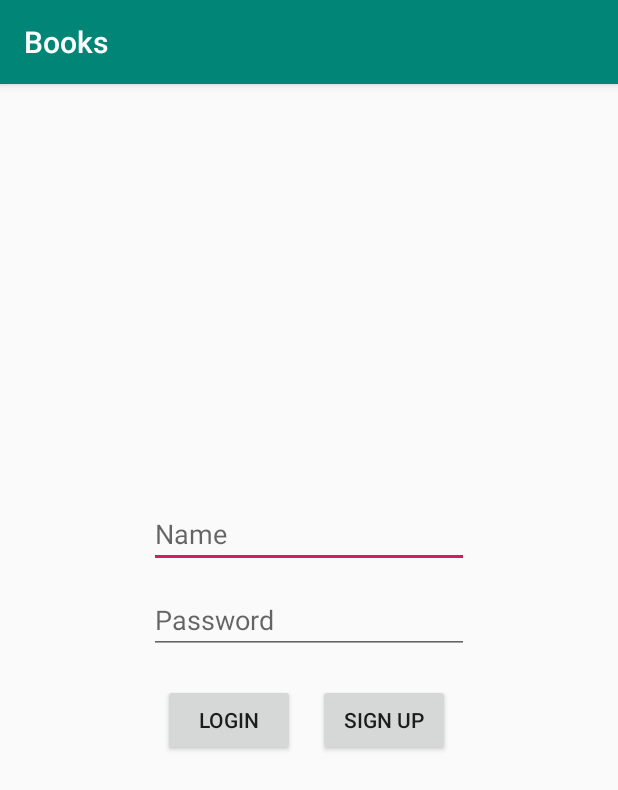
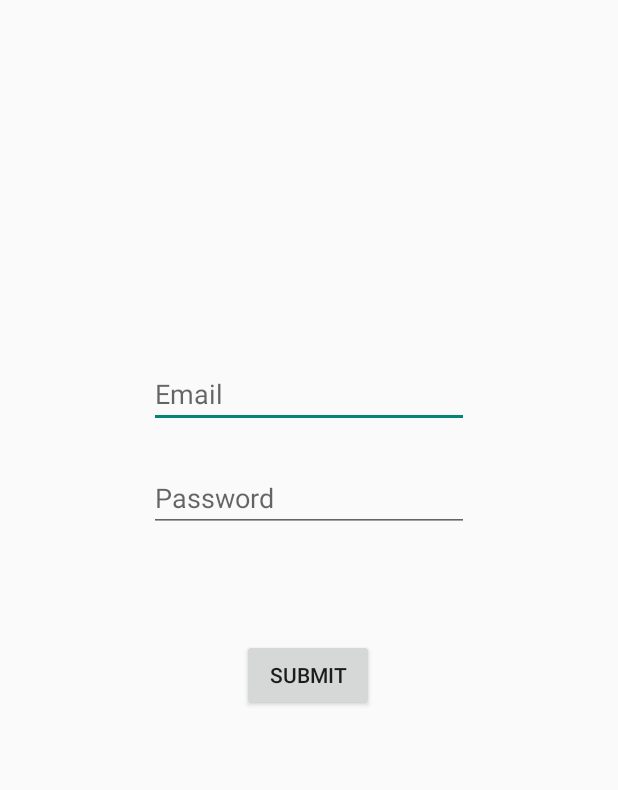
Before and after one commit to ajinkya48765/Book-It, an Android app: the screen it shows after launch once a user with an empty profile is signed in (MainActivity before the commit, signup_auth after it), after a tap on "SIGN UP", on a phone screen of 412 x 824 dp. Shown: the top 790 px of the screen. Run offline under Robolectric (Android 15) with nearby library versions, the phone set to English and light mode, and no system bars; our stand-ins replace Firebase (no records; nobody signed in at launch, a user with empty details on screens opened directly); 1 other tap on this screen came first.

Commit message:
Login Authentification done with signup and login

```diff
--- /dev/null
+++ b/app/src/main/java/com/example/books/signup_auth.java
@@ -0,0 +1,96 @@
+package com.example.books;
+
+import androidx.annotation.NonNull;
+import androidx.appcompat.app.AppCompatActivity;
+
+import android.app.ProgressDialog;
+import android.os.Bundle;
+import android.util.Patterns;
+import android.view.View;
+import android.widget.Button;
+import android.widget.EditText;
+import android.widget.Toast;
+
+import com.google.android.gms.tasks.OnCompleteListener;
+import com.google.android.gms.tasks.Task;
+import com.google.firebase.auth.AuthResult;
+import com.google.firebase.auth.FirebaseAuth;
+
+public class signup_auth extends AppCompatActivity {
+
+
+    EditText email;
+    EditText pass;
+    Button submit;
+
+    private ProgressDialog progressDialog;
+    FirebaseAuth firebaseAuth;
+
+    @Override
+    protected void onCreate(Bundle savedInstanceState) {
+        super.onCreate(savedInstanceState);
+        setContentView(R.layout.activity_signup_auth);
+        email=findViewById(R.id.auth_email);
+        pass=findViewById(R.id.auth_pass);
+        submit=findViewById(R.id.auth_submit);
+        progressDialog=new ProgressDialog(this);
+        firebaseAuth=FirebaseAuth.getInstance();
+    }
+
+    public void submit(View view) {
+
+
+
+
+        registerUser();
+    }
+
+    private void registerUser() {
+
+        String semail = email.getText().toString();
+        String spass= pass.getText().toString();
+
+        if(semail.isEmpty())
+        {
+            email.setError("Email is required");
+            email.requestFocus();
+            return;
+        }
+        if(!Patterns.EMAIL_ADDRESS.matcher(semail).matches())
+        {
+            email.setError("Enter valid email");
+            email.requestFocus();
+            return;
+        }
+        if(spass.length()<6)
+        {
+            pass.setError("Min length is 6");
+            pass.requestFocus();
+            return;
+        }
+
+
+
+
+        progressDialog.setMessage("Registering");
+        progressDialog.show();
+
+            firebaseAuth.createUserWithEmailAndPassword(semail,spass).addOnCompleteListener(new OnCompleteListener<AuthResult>() {
+                @Override
+                public void onComplete(@NonNull Task<AuthResult> task) {
+
+                    if(task.isSuccessful())
+                    {
+                        Toast.makeText(getApplicationContext(),"You have Registered Successfully",Toast.LENGTH_LONG).show();
+                        progressDialog.cancel();
+                    }
+                    else
+                    {
+                        Toast.makeText(getApplicationContext(),"Failed, Please try again",Toast.LENGTH_LONG).show();
+                        progressDialog.cancel();
+                    }
+                }
+            });
+
+    }
+}
--- /dev/null
+++ b/app/src/main/res/layout/activity_signup_auth.xml
@@ -0,0 +1,45 @@
+<?xml version="1.0" encoding="utf-8"?>
+<androidx.constraintlayout.widget.ConstraintLayout xmlns:android="http://schemas.android.com/apk/res/android"
+    xmlns:app="http://schemas.android.com/apk/res-auto"
+    xmlns:tools="http://schemas.android.com/tools"
+    android:layout_width="match_parent"
+    android:layout_height="match_parent"
+    tools:context=".signup_auth">
+
+    <EditText
+        android:id="@+id/auth_email"
+        android:layout_width="wrap_content"
+        android:layout_height="wrap_content"
+        android:layout_marginTop="240dp"
+        android:ems="10"
+        android:hint="Email"
+        android:inputType="textEmailAddress"
+        app:layout_constraintEnd_toEndOf="parent"
+        app:layout_constraintStart_toStartOf="parent"
+        app:layout_constraintTop_toTopOf="parent" />
+
+    <EditText
+        android:id="@+id/auth_pass"
+        android:layout_width="wrap_content"
+        android:layout_height="wrap_content"
+        android:layout_marginTop="24dp"
+        android:ems="10"
+        android:hint="Password"
+        android:inputType="textPassword"
+        app:layout_constraintEnd_toEndOf="parent"
+        app:layout_constraintStart_toStartOf="parent"
+        app:layout_constraintTop_toBottomOf="@+id/auth_email" />
+
+    <Button
+        android:id="@+id/auth_submit"
+        android:layout_width="wrap_content"
+        android:layout_height="wrap_content"
+        android:text="SUBMIT"
+        app:layout_constraintBottom_toBottomOf="parent"
+        app:layout_constraintEnd_toEndOf="parent"
+        app:layout_constraintHorizontal_bias="0.498"
+        app:layout_constraintStart_toStartOf="parent"
+        app:layout_constraintTop_toBottomOf="@+id/auth_pass"
+        app:layout_constraintVertical_bias="0.17"
+        android:onClick="submit"/>
+</androidx.constraintlayout.widget.ConstraintLayout>
```
Also changed, not shown: app/src/main/java/com/example/books/MainActivity.java (+53 -17 lines), 1 other file.
